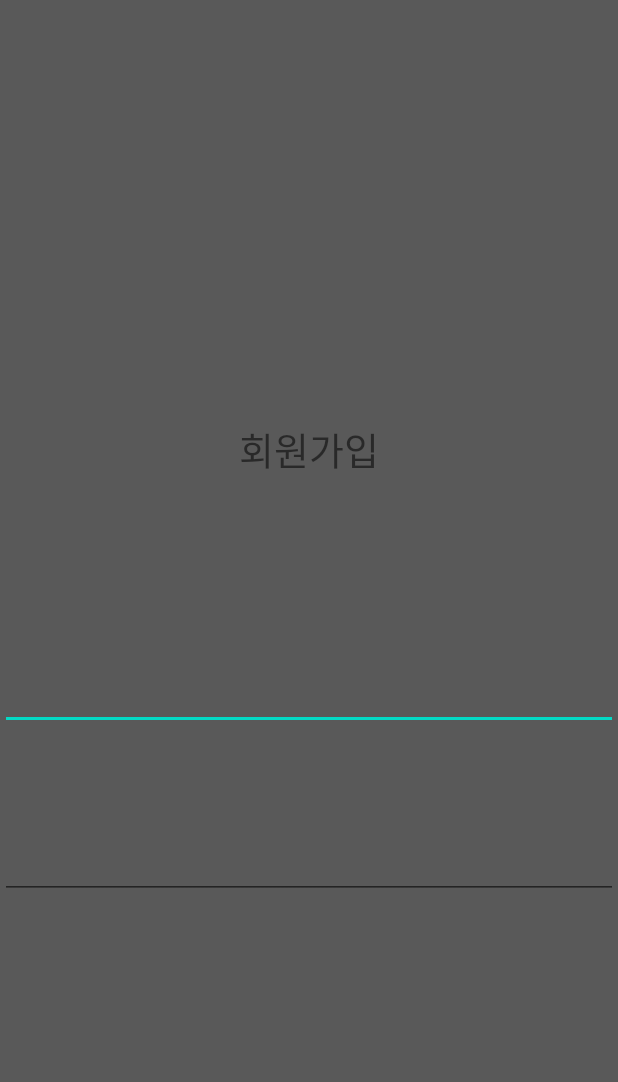
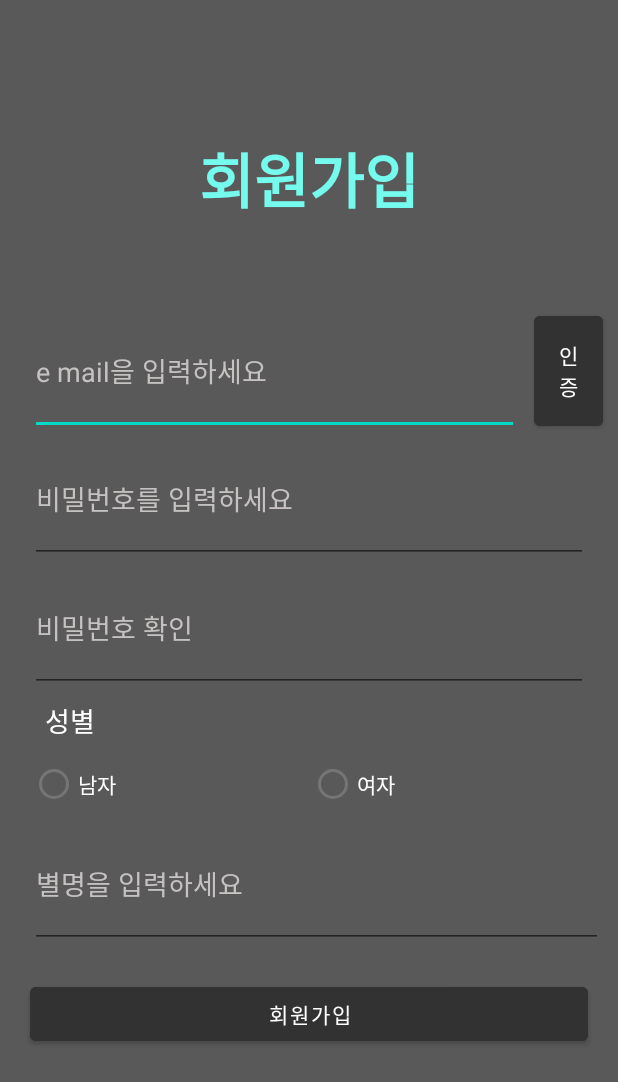
Before and after one commit to AICoordinator/Frond-end, an Android app: the SignUpActivity screen opened directly, with no data from a screen before it, on a phone screen of 412 x 824 dp. Shown: the top 1082 px of the screen. Run offline under Robolectric (Android 15) with nearby library versions, the phone set to English and light mode, and no system bars.

Commit message:
sign up page

```diff
--- a/app/src/main/res/layout/activity_sign_up.xml
+++ b/app/src/main/res/layout/activity_sign_up.xml
@@ -9,24 +9,95 @@
         android:gravity="center"
         tools:context=".SignUpActivity" android:background="#595959">
     <LinearLayout android:layout_width="match_parent" android:layout_height="0dp"
-                  android:layout_weight="2"/>
+                  android:layout_weight="0.2"/>
     <LinearLayout
             android:orientation="vertical"
-            android:layout_width="match_parent" android:layout_height="wrap_content"
+            android:layout_width="match_parent" android:layout_height="0dp"
             android:layout_weight="1">
         <TextView android:layout_width="match_parent" android:layout_height="match_parent"
-                  android:text="회원가입" android:textSize="25dp"
-                  android:gravity="center"/>
+                  android:text="회원가입" android:textSize="40sp" android:textColorHint="#FFFFFF"
+                  android:textColor="#75FBEE"
+                  android:gravity="center" android:fontFamily="sans-serif-black" android:layout_weight="0"/>
+    </LinearLayout>
+    <LinearLayout
+            android:orientation="horizontal"
+            android:layout_width="match_parent"
+            android:layout_height="0dp" android:layout_weight="0.5">
+        <EditText android:id="@+id/emailTextView"
+                  android:layout_width="368dp" android:layout_height="match_parent"
+                  android:layout_weight="1" android:hint="e mail을 입력하세요" android:textColorHint="#C6C2C2"
+                  android:layout_marginLeft="20dp" android:layout_marginRight="10dp" android:paddingTop="5dp"
+                  android:paddingBottom="5dp"/>
+        <Button
+                android:text="인증"
+                android:layout_width="wrap_content"
+                android:layout_height="match_parent" android:id="@+id/checkBtn" android:layout_weight="1"
+                android:layout_marginRight="10dp" android:backgroundTint="#323232"/>
     </LinearLayout>
     <LinearLayout android:layout_width="match_parent" android:layout_height="0dp"
-                  android:layout_weight="2" android:orientation="vertical">
-        <EditText android:id="@+id/emailTextView"
-                  android:layout_width="match_parent" android:layout_height="0dp"
-                  android:layout_weight="1"/>
+                  android:layout_weight="1" android:orientation="vertical">
         <EditText android:id="@+id/passwordTextView"
                   android:layout_width="match_parent" android:layout_height="0dp"
-                  android:layout_weight="1"/>
+                  android:layout_weight="1" android:hint="비밀번호를 입력하세요" android:textColorHint="#C6C2C2"
+                  android:layout_marginLeft="20dp" android:layout_marginRight="20dp" android:paddingTop="5dp"
+                  android:paddingBottom="5dp"/>
+        <EditText
+                android:layout_width="match_parent"
+                android:layout_height="0dp"
+                android:inputType="textPassword"
+                android:ems="10"
+                android:id="@+id/passwordTextView2" android:layout_weight="1" android:hint="비밀번호 확인"
+                android:textColorHint="#C6C2C2" android:layout_marginLeft="20dp" android:layout_marginRight="20dp"
+                android:paddingTop="5dp" android:paddingBottom="5dp"/>
     </LinearLayout>
     <LinearLayout android:layout_width="match_parent" android:layout_height="0dp"
-                  android:layout_weight="2"/>
+                  android:orientation="vertical" android:layout_weight="0.5">
+        <TextView
+                android:text="성별"
+                android:layout_width="match_parent"
+                android:layout_height="wrap_content" android:id="@+id/textView" android:textColor="#FFFFFF"
+                android:textSize="18dp" android:layout_marginLeft="20dp" android:layout_marginRight="20dp"
+                android:paddingLeft="10dp" android:paddingTop="5dp" android:paddingBottom="5dp"/>
+        <LinearLayout
+                android:orientation="horizontal"
+                android:layout_width="match_parent"
+                android:layout_height="wrap_content" android:layout_marginLeft="20dp" android:layout_marginRight="20dp">
+            <RadioGroup
+                    android:layout_width="match_parent"
+                    android:layout_height="wrap_content" android:orientation="horizontal" android:id="@+id/genderGroup">
+                <RadioButton
+                        android:text="남자"
+                        android:layout_width="0dp"
+                        android:layout_height="wrap_content" android:id="@+id/manBtn" android:layout_weight="1"
+                        android:textColorLink="#FFFEFE" android:textColor="#FFFEFE" android:paddingTop="5dp"
+                        android:paddingBottom="5dp"/>
+                <RadioButton
+                        android:text="여자"
+                        android:layout_width="0dp"
+                        android:layout_height="wrap_content" android:id="@+id/womenBtn" android:layout_weight="1"
+                        android:textColorLink="#FFFEFE" android:textColor="#FFFEFE" android:paddingTop="5dp"
+                        android:paddingBottom="5dp"/>
+            </RadioGroup>
+        </LinearLayout>
+    </LinearLayout>
+    <LinearLayout
+            android:orientation="horizontal"
+            android:layout_width="match_parent"
+            android:layout_height="0dp" android:layout_weight="0.5">
+        <EditText android:id="@+id/nickNameTextView"
+                  android:layout_width="368dp" android:layout_height="match_parent"
+                  android:layout_weight="1" android:hint="별명을 입력하세요" android:textColorHint="#C6C2C2"
+                  android:layout_marginLeft="20dp" android:layout_marginRight="10dp" android:paddingTop="5dp"
+                  android:paddingBottom="5dp"/>
+    </LinearLayout>
+    <LinearLayout
+            android:orientation="vertical"
+            android:layout_width="match_parent"
+            android:layout_height="0dp" android:layout_weight="1" android:layout_marginTop="20dp">
+        <Button
+                android:text="회원가입"
+                android:layout_width="match_parent"
+                android:layout_height="wrap_content" android:id="@+id/doSignUpBtn" android:backgroundTint="#323232"
+                android:layout_marginLeft="20dp" android:layout_marginRight="20dp"/>
+    </LinearLayout>
 </LinearLayout>
```
